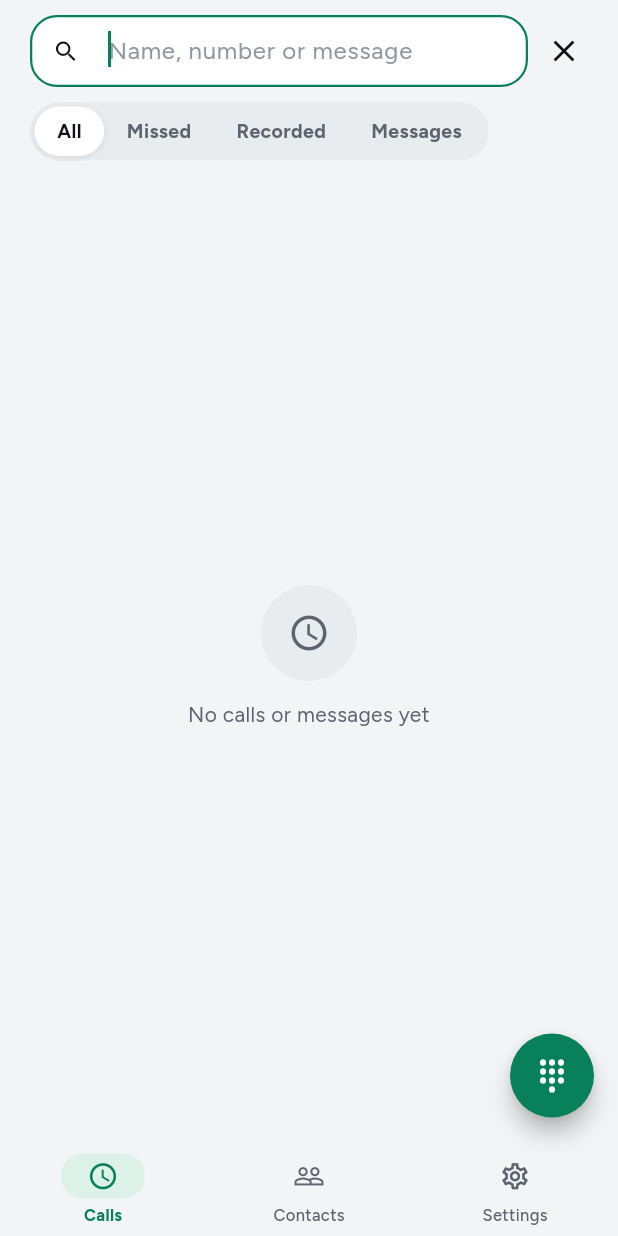
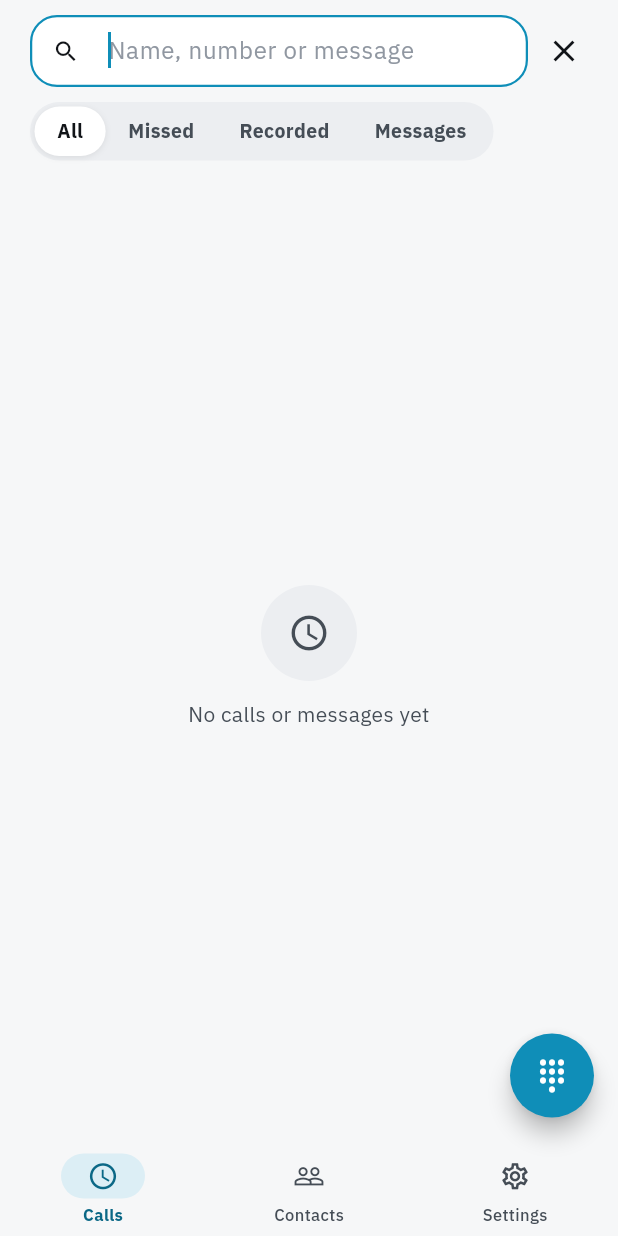
Before and after one commit to Ibrahimgamal99/medut-softphone, a Flutter app: the HomeShell screen opened directly, after a tap on the "search" icon, on a phone screen of 412 x 824 dp. Run offline on Flutter 3.47's test engine with Material 3 defaults, Android fonts, the phone set to English and light mode, and no system bars; our stand-ins replace easy_localization, file_picker, flutter_contacts, flutter_riverpod, flutter_secure_storage, google_fonts and 6 more; missing offline and left inert: audio_session, mobile_scanner; accounts and stored records are empty.

Commit message:
The Medut brand: cyan, IBM Plex, and the icons to match
One cyan (#0F8EB8) fills buttons, focus rings and the accent; the same hue
as text or an icon is a new accentText token, darkened on light so small
text stays readable. Green now means only "call" and "registered". Page,
card, border, text and the status colours follow the brand sheet in both
themes, and the first avatar pair is cyan.

IBM Plex Sans replaces Figtree (Plex Sans Arabic for Arabic and Persian),
IBM Plex Mono replaces DM Mono and also sets the dialer's number, the
status timer and the quality figures.

The launcher background, the adaptive icon, the legacy mipmap PNGs, the
iOS icon set and the SVG sources are re-rendered in cyan; the notification
accent follows.

Co-Authored-By: Claude Fable 5.1 <noreply@anthropic.com>

```diff
--- a/lib/core/theme.dart
+++ b/lib/core/theme.dart
@@ -12,6 +12,7 @@ class Tokens extends ThemeExtension<Tokens> {
     required this.text,
     required this.text2,
     required this.accent,
+    required this.accentText,
     required this.accentSoft,
     required this.onAccent,
     required this.success,
@@ -32,7 +33,9 @@ class Tokens extends ThemeExtension<Tokens> {
   });
 
   final Color bg, surface, surface2, border, text, text2;
-  final Color accent, accentSoft, onAccent;
+  /// [accent] fills buttons and focus rings; [accentText] is the same cyan as
+  /// text or an icon, darkened on light so small text stays readable.
+  final Color accent, accentText, accentSoft, onAccent;
   final Color success, successSoft, onSuccess;
   final Color danger, dangerSoft, missed, warn, warnSoft, info;
   final Color purple, purpleSoft, grey, nav;
@@ -41,65 +44,67 @@ class Tokens extends ThemeExtension<Tokens> {
   final List<(Color, Color)> avatars;
   final bool dark;
 
-  /// Pocket: cool neutrals, one green that is both the brand and "call".
+  /// Medut brand: cool neutrals, one cyan for the brand, green only for "call".
   static const light = Tokens(
-    bg: Color(0xFFF3F4F6),
+    bg: Color(0xFFF6F7F8),
     surface: Color(0xFFFFFFFF),
-    surface2: Color(0xFFE9ECEF),
-    border: Color(0xFFE0E3E8),
-    text: Color(0xFF0E1116),
-    text2: Color(0xFF5D6470),
-    accent: Color(0xFF08805A),
-    accentSoft: Color(0xFFDCF2E8),
+    surface2: Color(0xFFECEEF1),
+    border: Color(0xFFDFE2E6),
+    text: Color(0xFF111418),
+    text2: Color(0xFF454D56),
+    accent: Color(0xFF0F8EB8),
+    accentText: Color(0xFF0B6886),
+    accentSoft: Color(0xFFDCEEF5),
     onAccent: Color(0xFFFFFFFF),
-    success: Color(0xFF08805A),
-    successSoft: Color(0xFFDCF2E8),
+    success: Color(0xFF16A34A),
+    successSoft: Color(0xFFDCF5E4),
     onSuccess: Color(0xFFFFFFFF),
-    danger: Color(0xFFE5383B),
-    dangerSoft: Color(0xFFFDE6E6),
-    missed: Color(0xFFE5383B),
-    warn: Color(0xFF9A6700),
-    warnSoft: Color(0xFFFDF1DC),
-    info: Color(0xFF1D5C99),
-    purple: Color(0xFF4B3BB0),
-    purpleSoft: Color(0xFFE7E3FB),
+    danger: Color(0xFFDC2626),
+    dangerSoft: Color(0xFFFCE4E4),
+    missed: Color(0xFFDC2626),
+    warn: Color(0xFFD97706),
+    warnSoft: Color(0xFFFDEFD8),
+    info: Color(0xFF2563EB),
+    purple: Color(0xFF9333EA),
+    purpleSoft: Color(0xFFEFE4FB),
     grey: Color(0xFF9097A1),
-    nav: Color(0xFFF3F4F6),
+    nav: Color(0xFFF6F7F8),
     avatars: [
-      (Color(0xFFDCF2E8), Color(0xFF0B6B4A)),
-      (Color(0xFFE7E3FB), Color(0xFF4B3BB0)),
+      (Color(0xFFD6ECF4), Color(0xFF0B6886)),
+      (Color(0xFFEFE4FB), Color(0xFF7E22CE)),
       (Color(0xFFFBE8D7), Color(0xFF9A4A12)),
-      (Color(0xFFDFEBF8), Color(0xFF1D5C99)),
+      (Color(0xFFDBEAFE), Color(0xFF1D4ED8)),
     ],
     dark: false,
   );
 
   static const darkTokens = Tokens(
     bg: Color(0xFF0C0E10),
-    surface: Color(0xFF16191C),
-    surface2: Color(0xFF1F2327),
-    border: Color(0xFF2A2F34),
-    text: Color(0xFFF2F4F6),
-    text2: Color(0xFFA0A8B2),
-    accent: Color(0xFF3DD49A),
-    accentSoft: Color(0x243DD49A),
-    onAccent: Color(0xFF04271A),
-    success: Color(0xFF3DD49A),
-    successSoft: Color(0x243DD49A),
-    onSuccess: Color(0xFF04271A),
-    danger: Color(0xFFFF5A5F),
-    dangerSoft: Color(0x26FF5A5F),
-    missed: Color(0xFFFF5A5F),
-    warn: Color(0xFFE9B04A),
-    warnSoft: Color(0x24E9B04A),
-    info: Color(0xFF8EC0F2),
-    purple: Color(0xFFB7AEFF),
-    purpleSoft: Color(0x29B7AEFF),
+    surface: Color(0xFF131619),
+    surface2: Color(0xFF1B1F24),
+    border: Color(0xFF262B31),
+    text: Color(0xFFECEFF2),
+    text2: Color(0xFFA6AEB7),
+    accent: Color(0xFF0F8EB8),
+    accentText: Color(0xFF11A4D4),
+    accentSoft: Color(0x2611A4D4),
+    onAccent: Color(0xFFFFFFFF),
+    success: Color(0xFF22C55E),
+    successSoft: Color(0x2422C55E),
+    onSuccess: Color(0xFF052E16),
+    danger: Color(0xFFEF4444),
+    dangerSoft: Color(0x26EF4444),
+    missed: Color(0xFFEF4444),
+    warn: Color(0xFFF59E0B),
+    warnSoft: Color(0x24F59E0B),
+    info: Color(0xFF3B82F6),
+    purple: Color(0xFFA855F7),
+    purpleSoft: Color(0x29A855F7),
     grey: Color(0xFF6F7781),
     nav: Color(0xFF0C0E10),
     avatars: [
-      (Color(0xFF163428), Color(0xFF7DE3B8)),
-      (Color(0xFF25214A), Color(0xFFB7AEFF)),
+      (Color(0xFF084E65), Color(0xFF9BDCF2)),
+      (Color(0xFF2E1A4A), Color(0xFFC4A2FA)),
       (Color(0xFF38261A), Color(0xFFF4B27A)),
       (Color(0xFF162A3D), Color(0xFF8EC0F2)),
     ],
@@ -118,9 +123,9 @@ extension TokensX on BuildContext {
   Tokens get t => Theme.of(this).extension<Tokens>()!;
 }
 
-/// Monospace for SIP / RTP details (URIs, codecs, MOS).
+/// IBM Plex Mono: numbers, and SIP / RTP details (URIs, codecs, MOS).
 TextStyle mono(BuildContext context, {double size = 11, Color? color, FontWeight? weight}) =>
-    GoogleFonts.dmMono(fontSize: size, color: color ?? context.t.text2, fontWeight: weight);
+    GoogleFonts.ibmPlexMono(fontSize: size, color: color ?? context.t.text2, fontWeight: weight);
 
 ThemeData buildTheme(Tokens tk, {required String language}) {
   final base = ThemeData(
@@ -141,11 +146,11 @@ ThemeData buildTheme(Tokens tk, {required String language}) {
     dividerColor: tk.border,
     extensions: [tk],
   );
-  // Figtree has no Arabic letters, nor Persian's; Chinese uses the system font.
+  // IBM Plex Sans has no Arabic letters; Plex Sans Arabic covers Arabic and
+  // Persian. Chinese uses the system font.
   final family = switch (language) {
-    'ar' => GoogleFonts.cairo().fontFamily,
-    'fa' => GoogleFonts.vazirmatn().fontFamily,
-    _ => GoogleFonts.figtree().fontFamily,
+    'ar' || 'fa' => GoogleFonts.ibmPlexSansArabic().fontFamily,
+    _ => GoogleFonts.ibmPlexSans().fontFamily,
   };
   return base.copyWith(
     textTheme: base.textTheme.apply(fontFamily: family, bodyColor: tk.text, displayColor: tk.text),
@@ -187,7 +192,7 @@ ThemeData buildTheme(Tokens tk, {required String language}) {
       style: OutlinedButton.styleFrom(foregroundColor: tk.text, side: BorderSide(color: tk.border), shape: const StadiumBorder()),
     ),
     textButtonTheme: TextButtonThemeData(
-      style: TextButton.styleFrom(foregroundColor: tk.accent, textStyle: const TextStyle(fontWeight: FontWeight.w600)),
+      style: TextButton.styleFrom(foregroundColor: tk.accentText, textStyle: const TextStyle(fontWeight: FontWeight.w600)),
     ),
     dialogTheme: DialogThemeData(
       backgroundColor: tk.surface,
--- a/lib/features/accounts.dart
+++ b/lib/features/accounts.dart
@@ -98,7 +98,7 @@ class _AccountCard extends ConsumerWidget {
             Container(
               padding: const EdgeInsets.symmetric(horizontal: 8, vertical: 2),
               decoration: BoxDecoration(color: t.accentSoft, borderRadius: BorderRadius.circular(6)),
-              child: Text('default'.tr(), style: TextStyle(fontSize: 11, fontWeight: FontWeight.w700, color: t.accent)),
+              child: Text('default'.tr(), style: TextStyle(fontSize: 11, fontWeight: FontWeight.w700, color: t.accentText)),
             ),
           Switch(value: cfg.enabled, onChanged: (v) => ref.read(accountsProvider).setEnabled(cfg.id, v)),
         ]),
--- a/lib/features/activity.dart
+++ b/lib/features/activity.dart
@@ -481,7 +481,7 @@ class _PersonRow extends StatelessWidget {
                 ),
                 const SizedBox(width: 8),
                 Column(crossAxisAlignment: CrossAxisAlignment.end, children: [
-                  Text(_hm(g.latest), style: TextStyle(fontSize: 12, color: unread ? t.accent : t.grey)),
+                  Text(_hm(g.latest), style: TextStyle(fontSize: 12, color: unread ? t.accentText : t.grey)),
                   const SizedBox(height: 6),
                   if (owed > 0)
                     _Badge('$owed', t.missed)
--- a/lib/features/keypad_sheets.dart
+++ b/lib/features/keypad_sheets.dart
@@ -136,7 +136,7 @@ class _AccountSheet extends ConsumerWidget {
                 if (status == RegStatus.failed)
                   TextButton(onPressed: () => sip.retryNow(a.id), child: Text('retryNow'.tr()))
                 else if (selected)
-                  Icon(Icons.check_circle, color: t.accent),
+                  Icon(Icons.check_circle, color: t.accentText),
               ]),
             ),
           );
--- a/lib/features/settings_screen.dart
+++ b/lib/features/settings_screen.dart
@@ -450,7 +450,7 @@ class _ThemeSwatches extends StatelessWidget {
                       style: TextStyle(
                           fontSize: 12,
                           fontWeight: value == mode ? FontWeight.w700 : FontWeight.w500,
-                          color: value == mode ? t.accent : t.text2)),
+                          color: value == mode ? t.accentText : t.text2)),
                 ]),
               ),
             ),
--- a/lib/features/shell.dart
+++ b/lib/features/shell.dart
@@ -210,7 +210,7 @@ class _BottomNav extends ConsumerWidget {
                               color: i == index ? t.accentSoft : Colors.transparent,
                               borderRadius: BorderRadius.circular(15),
                             ),
-                            child: Icon(items[i].$1, size: 21, color: i == index ? t.accent : t.text2),
+                            child: Icon(items[i].$1, size: 21, color: i == index ? t.accentText : t.text2),
                           ),
                           if (i == 0)
                             FutureBuilder<int>(
@@ -234,7 +234,7 @@ class _BottomNav extends ConsumerWidget {
                             style: TextStyle(
                                 fontSize: 11,
                                 fontWeight: i == index ? FontWeight.w700 : FontWeight.w500,
-                                color: i == index ? t.accent : t.text2)),
+                                color: i == index ? t.accentText : t.text2)),
                       ]),
                     ),
                   ),
--- a/lib/features/status.dart
+++ b/lib/features/status.dart
@@ -113,11 +113,7 @@ class _StatusPillState extends ConsumerState<StatusPill> {
               if (time.isNotEmpty) ...[
                 const SizedBox(width: 7),
                 Text(time,
-                    style: TextStyle(
-                        fontSize: 12,
-                        fontWeight: FontWeight.w600,
-                        fontFeatures: const [FontFeature.tabularFigures()],
-                        color: t.text.withValues(alpha: 0.75))),
+                    style: mono(context, size: 12, weight: FontWeight.w600, color: t.text.withValues(alpha: 0.75))),
               ],
               Icon(Icons.keyboard_arrow_down, size: 18, color: color),
             ]),
```
Also changed, not shown: lib/features/account_edit.dart (+4 -4 lines), lib/features/contacts_screen.dart (+4 -4 lines), lib/features/dialer.dart (+5 -6 lines), lib/features/sign_in.dart (+6 -6 lines), lib/ui/widgets.dart (+2 -7 lines), design/icon/medut-icon-rounded.svg, design/icon/medut-icon.svg, 23 other files.
